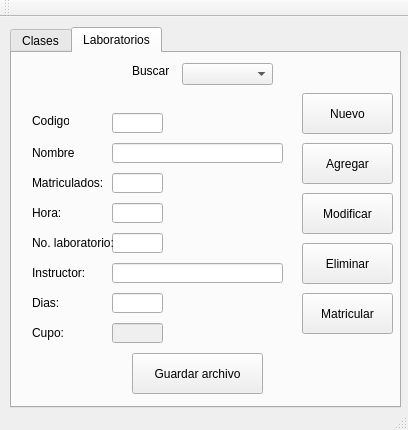
Old version of the form mainwindow.ui in the repository ahernandez93/ProyectoPrograIII-3-.
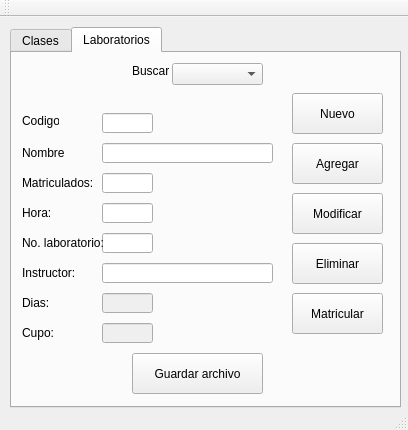
New version of the form. The open tabs and pages were chosen to show the change.

Patch:
```diff
--- a/mainwindow.ui
+++ b/mainwindow.ui
@@ -338,7 +338,7 @@
      <widget class="QLineEdit" name="TxtMatriculados_2">
       <property name="geometry">
        <rect>
-        <x>100</x>
+        <x>90</x>
         <y>120</y>
         <width>51</width>
         <height>20</height>
@@ -348,7 +348,7 @@
      <widget class="QLabel" name="label_8">
       <property name="geometry">
        <rect>
-        <x>20</x>
+        <x>10</x>
         <y>60</y>
         <width>37</width>
         <height>16</height>
@@ -361,7 +361,7 @@
      <widget class="QLineEdit" name="TxtNombre_2">
       <property name="geometry">
        <rect>
-        <x>100</x>
+        <x>90</x>
         <y>90</y>
         <width>171</width>
         <height>20</height>
@@ -371,7 +371,7 @@
      <widget class="QLabel" name="label_13">
       <property name="geometry">
        <rect>
-        <x>20</x>
+        <x>10</x>
         <y>210</y>
         <width>61</width>
         <height>20</height>
@@ -383,11 +383,11 @@
      </widget>
      <widget class="QLineEdit" name="TxtDias_2">
       <property name="enabled">
-       <bool>true</bool>
+       <bool>false</bool>
       </property>
       <property name="geometry">
        <rect>
-        <x>100</x>
+        <x>90</x>
         <y>240</y>
         <width>51</width>
         <height>20</height>
@@ -397,7 +397,7 @@
      <widget class="QLineEdit" name="TxtCodigo_2">
       <property name="geometry">
        <rect>
-        <x>100</x>
+        <x>90</x>
         <y>60</y>
         <width>51</width>
         <height>20</height>
@@ -407,7 +407,7 @@
      <widget class="QLineEdit" name="TxtCatedratico_2">
       <property name="geometry">
        <rect>
-        <x>100</x>
+        <x>90</x>
         <y>210</y>
         <width>171</width>
         <height>20</height>
@@ -417,7 +417,7 @@
      <widget class="QLabel" name="label_9">
       <property name="geometry">
        <rect>
-        <x>20</x>
+        <x>10</x>
         <y>90</y>
         <width>43</width>
         <height>20</height>
@@ -430,7 +430,7 @@
      <widget class="QLabel" name="label_10">
       <property name="geometry">
        <rect>
-        <x>20</x>
+        <x>10</x>
         <y>120</y>
         <width>71</width>
         <height>20</height>
@@ -443,7 +443,7 @@
      <widget class="QLineEdit" name="TxtAula_2">
       <property name="geometry">
        <rect>
-        <x>100</x>
+        <x>90</x>
         <y>180</y>
         <width>51</width>
         <height>20</height>
@@ -453,7 +453,7 @@
      <widget class="QLabel" name="label_14">
       <property name="geometry">
        <rect>
-        <x>20</x>
+        <x>10</x>
         <y>240</y>
         <width>43</width>
         <height>20</height>
@@ -466,7 +466,7 @@
      <widget class="QLabel" name="label_11">
       <property name="geometry">
        <rect>
-        <x>20</x>
+        <x>10</x>
         <y>150</y>
         <width>43</width>
         <height>20</height>
@@ -479,7 +479,7 @@
      <widget class="QLineEdit" name="TxtHora_2">
       <property name="geometry">
        <rect>
-        <x>100</x>
+        <x>90</x>
         <y>150</y>
         <width>51</width>
         <height>20</height>
@@ -489,7 +489,7 @@
      <widget class="QLabel" name="label_12">
       <property name="geometry">
        <rect>
-        <x>20</x>
+        <x>10</x>
         <y>180</y>
         <width>81</width>
         <height>20</height>
@@ -515,7 +515,7 @@
      <widget class="QPushButton" name="BtnNuevo_2">
       <property name="geometry">
        <rect>
-        <x>290</x>
+        <x>280</x>
         <y>40</y>
         <width>91</width>
         <height>41</height>
@@ -528,7 +528,7 @@
      <widget class="QPushButton" name="BtnModificar_2">
       <property name="geometry">
        <rect>
-        <x>290</x>
+        <x>280</x>
         <y>140</y>
         <width>91</width>
         <height>41</height>
@@ -541,7 +541,7 @@
      <widget class="QPushButton" name="BtnEliminar_2">
       <property name="geometry">
        <rect>
-        <x>290</x>
+        <x>280</x>
         <y>190</y>
         <width>91</width>
         <height>41</height>
@@ -554,7 +554,7 @@
      <widget class="QPushButton" name="BtnMatricular_2">
       <property name="geometry">
        <rect>
-        <x>290</x>
+        <x>280</x>
         <y>240</y>
         <width>91</width>
         <height>41</height>
@@ -567,7 +567,7 @@
      <widget class="QComboBox" name="CboCodigo_2">
       <property name="geometry">
        <rect>
-        <x>170</x>
+        <x>160</x>
         <y>10</y>
         <width>91</width>
         <height>22</height>
@@ -590,7 +590,7 @@
      <widget class="QPushButton" name="BtnAgregar_2">
       <property name="geometry">
        <rect>
-        <x>290</x>
+        <x>280</x>
         <y>90</y>
         <width>91</width>
         <height>41</height>
@@ -603,7 +603,7 @@
      <widget class="QLabel" name="label_18">
       <property name="geometry">
        <rect>
-        <x>20</x>
+        <x>10</x>
         <y>270</y>
         <width>43</width>
         <height>20</height>
@@ -619,7 +619,7 @@
       </property>
       <property name="geometry">
        <rect>
-        <x>100</x>
+        <x>90</x>
         <y>270</y>
         <width>51</width>
         <height>20</height>
```
Left out of the diff: 52 changed lines with no effect on the pictures.
